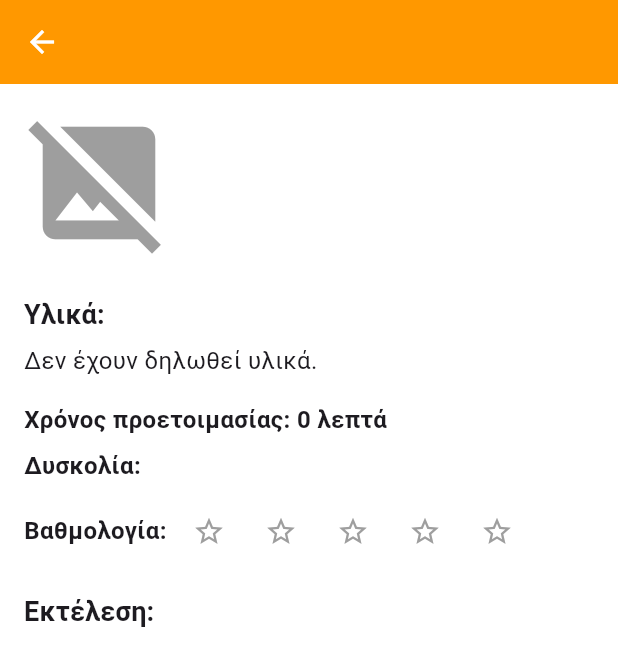
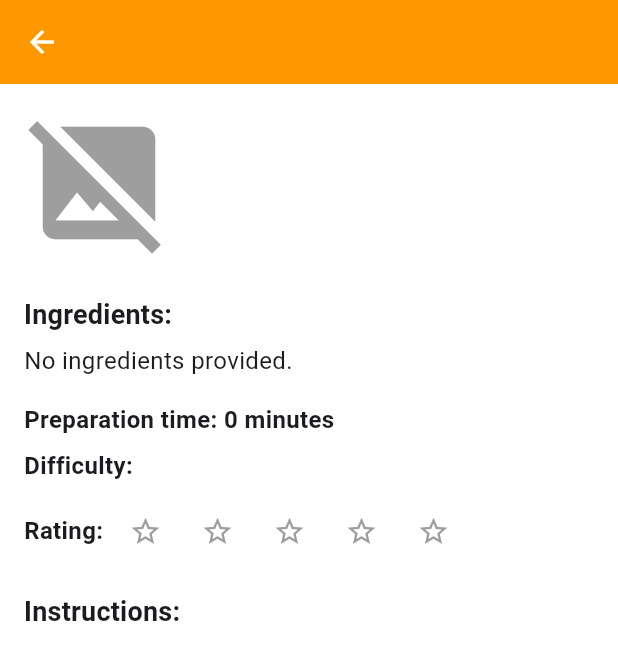
Before and after one commit to psarrosfilippos/Recipe-app, a Flutter app: the RecipeDetailScreen screen opened directly with empty values, on a phone screen of 412 x 824 dp. Shown: the top 666 px of the screen. Run offline on Flutter 3.47's test engine with Material 3 defaults, Android fonts, the phone set to English and light mode, and no system bars; our stand-ins replace hive, hive_flutter, image_picker, permission_handler; accounts and stored records are empty.

Commit message:
Update recipe_detail_screen.dart

```diff
--- a/lib/screens/recipe_detail_screen.dart
+++ b/lib/screens/recipe_detail_screen.dart
@@ -1,30 +1,30 @@
-// Εισαγωγή βιβλιοθηκών
+// Import libraries
 import 'dart:io';
 import 'package:flutter/material.dart';
 import '../models/recipe.dart';
 import '../widgets/star_rating.dart';
 
-// Οθόνη εμφάνισης λεπτομερειών μιας συνταγής
+// Screen displaying the details of a recipe
 class RecipeDetailScreen extends StatelessWidget {
   final Recipe recipe;
 
-  // Ο constructor λαμβάνει τη συνταγή που θα προβληθεί
+  // Constructor receives the recipe to be displayed
   const RecipeDetailScreen({super.key, required this.recipe});
 
   @override
   Widget build(BuildContext context) {
     Widget imageWidget;
 
-    // Επιλογή του κατάλληλου widget εικόνας
+    // Select the appropriate image widget
     if (recipe.imagePath.isEmpty) {
-      // Αν δεν υπάρχει εικόνα
+      // If there is no image
       imageWidget = const Icon(
         Icons.image_not_supported,
         size: 100,
         color: Colors.grey,
       );
     } else if (recipe.imagePath.startsWith('/')) {
-      // Αν είναι path από το filesystem (File image)
+      // If it's a path from the filesystem (File image)
       imageWidget = Image.file(
         File(recipe.imagePath),
         fit: BoxFit.cover,
@@ -32,7 +32,7 @@ class RecipeDetailScreen extends StatelessWidget {
         height: 200,
       );
     } else {
-      // Αν είναι εικόνα asset (π.χ. bundled image)
+      // If it's an asset image (e.g. bundled image)
       imageWidget = Image.asset(
         recipe.imagePath,
         fit: BoxFit.cover,
@@ -44,12 +44,11 @@ class RecipeDetailScreen extends StatelessWidget {
     return Scaffold(
       appBar: AppBar(
         backgroundColor: Colors.orange,
-        automaticallyImplyLeading: true, // Επιστροφή με back button
+        automaticallyImplyLeading: true, // Return with back button
         title: Text(
           recipe.title,
           maxLines: 2,
-          overflow:
-              TextOverflow.ellipsis, // Κόβει τίτλους που είναι πολύ μεγάλοι
+          overflow: TextOverflow.ellipsis, // Truncate long titles
           style: const TextStyle(
             color: Colors.white,
             fontWeight: FontWeight.bold,
@@ -60,11 +59,11 @@ class RecipeDetailScreen extends StatelessWidget {
       body: Padding(
         padding: const EdgeInsets.all(16.0),
         child: SingleChildScrollView(
-          // Scrollable περιεχόμενο
+          // Scrollable content
           child: Column(
             crossAxisAlignment: CrossAxisAlignment.start,
             children: [
-              // Εικόνα με animation μετάβασης (Hero)
+              // Image with transition animation (Hero)
               Hero(
                 tag: recipe.title,
                 child: ClipRRect(
@@ -74,23 +73,23 @@ class RecipeDetailScreen extends StatelessWidget {
               ),
               const SizedBox(height: 24),
 
-              // Ενότητα υλικών
+              // Ingredients section
               Text(
-                'Υλικά:',
+                'Ingredients:',
                 style: Theme.of(context).textTheme.titleMedium,
               ),
               const SizedBox(height: 6),
               Text(
                 recipe.ingredients.isNotEmpty
                     ? recipe.ingredients
-                    : 'Δεν έχουν δηλωθεί υλικά.',
+                    : 'No ingredients provided.',
                 style: const TextStyle(fontSize: 16),
               ),
               const SizedBox(height: 16),
 
-              // Χρόνος προετοιμασίας
+              // Preparation time
               Text(
-                'Χρόνος προετοιμασίας: ${recipe.prepTime} λεπτά',
+                'Preparation time: ${recipe.prepTime} minutes',
                 style: const TextStyle(
                   fontSize: 16,
                   fontWeight: FontWeight.bold,
@@ -98,9 +97,9 @@ class RecipeDetailScreen extends StatelessWidget {
               ),
               const SizedBox(height: 8),
 
-              // Δυσκολία συνταγής
+              // Recipe difficulty
               Text(
-                'Δυσκολία: ${recipe.difficulty}',
+                'Difficulty: ${recipe.difficulty}',
                 style: const TextStyle(
                   fontSize: 16,
                   fontWeight: FontWeight.bold,
@@ -108,11 +107,11 @@ class RecipeDetailScreen extends StatelessWidget {
               ),
               const SizedBox(height: 8),
 
-              // Βαθμολογία συνταγής με αστεράκια
+              // Recipe rating with stars
               Row(
                 children: [
                   const Text(
-                    'Βαθμολογία: ',
+                    'Rating: ',
                     style: TextStyle(
                       fontSize: 16,
                       fontWeight: FontWeight.bold,
@@ -120,14 +119,14 @@ class RecipeDetailScreen extends StatelessWidget {
                   ),
                   StarRating(
                       rating: recipe.rating,
-                      iconSize: 22), // Widget για εμφάνιση αστεριών
+                      iconSize: 22), // Widget for displaying stars
                 ],
               ),
               const SizedBox(height: 16),
 
-              // Εκτέλεση συνταγής
+              // Recipe instructions
               Text(
-                'Εκτέλεση:',
+                'Instructions:',
                 style: Theme.of(context).textTheme.titleMedium,
               ),
               const SizedBox(height: 8),
```
